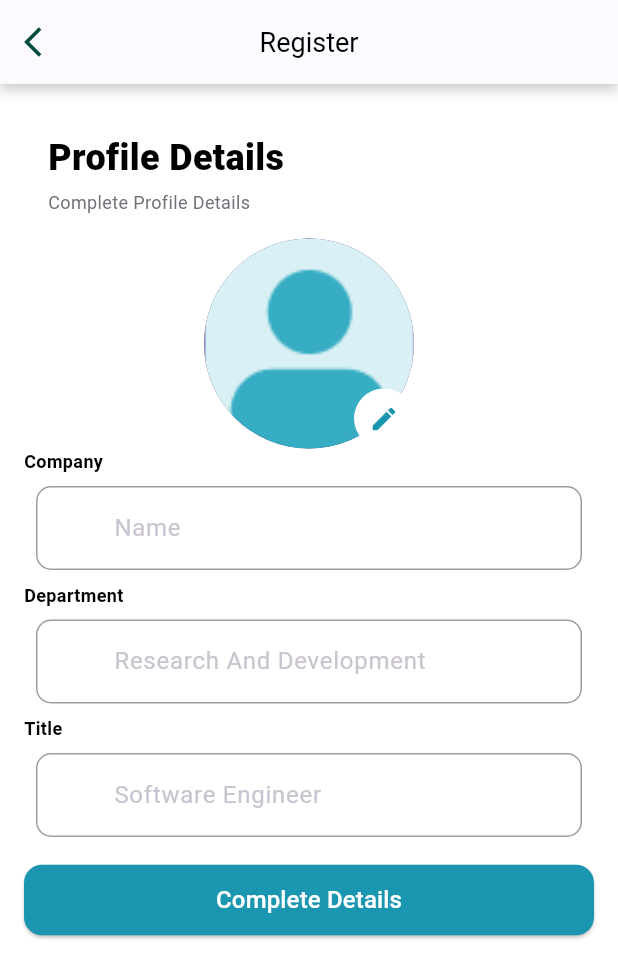
After one commit to Sprints-Flutter-Bootcamp-Projects/GPS-Attendance-App, a Flutter app: the CompleteDetailsPage screen opened directly, on a phone screen of 412 x 824 dp. The commit adds this screen. Shown: the top 978 px of the screen. Run offline on Flutter 3.47's test engine with Material 3 defaults, Android fonts, the phone set to English and light mode, and no system bars; our stand-ins replace cloud_firestore, firebase_auth, firebase_core, geolocator, google_maps_flutter, image_picker; accounts and stored records are empty.

Commit message:
modified page

```diff
--- a/lib/features/authentication/screens/account_type.dart
+++ b/lib/features/authentication/screens/account_type.dart
@@ -9,6 +9,7 @@ class AccountsPage extends StatelessWidget {
   @override
   Widget build(BuildContext context) {
     return Scaffold(
+      backgroundColor: Colors.white,
       appBar: CustomAppBar(title: "Register"),
       body: Padding(
         padding: EdgeInsets.all(16.0),
@@ -20,7 +21,7 @@ class AccountsPage extends StatelessWidget {
               children: [
                 Text(
                   "Account Type",
-                  style: TextStyle(fontSize: 24, fontWeight: FontWeight.bold),
+                  style: TextStyle(fontSize: 24, fontWeight: FontWeight.bold, color: Colors.black),
                 ),
                 Text(
                   "Choose the type of account you want to setup",
--- /dev/null
+++ b/lib/features/authentication/screens/company&department.dart
@@ -0,0 +1,149 @@
+import 'dart:io';
+
+import 'package:flutter/material.dart';
+import 'package:gps_attendance/core/utils/app_colors.dart';
+import 'package:gps_attendance/features/authentication/screens/login_screen.dart';
+import 'package:gps_attendance/features/authentication/widgets/page_desc.dart';
+import 'package:gps_attendance/widgets/appbar.dart';
+import 'package:gps_attendance/widgets/nice_button.dart';
+import 'package:gps_attendance/widgets/text_form_field.dart';
+import 'package:image_picker/image_picker.dart';
+
+class CompleteDetailsPage extends StatefulWidget {
+  const CompleteDetailsPage({super.key});
+
+  @override
+  State<CompleteDetailsPage> createState() => _CompleteDetailsPageState();
+}
+
+class _CompleteDetailsPageState extends State<CompleteDetailsPage> {
+
+
+  final TextEditingController _companyController = TextEditingController();
+  final TextEditingController _departmentController = TextEditingController();
+  final TextEditingController _titleController = TextEditingController();
+
+  File? _image;
+  final ImagePicker _picker = ImagePicker();
+
+  Future<void> _pickImage() async {
+    final XFile? pickedFile = await _picker.pickImage(source: ImageSource.gallery);
+    if (pickedFile != null) {
+      setState(() {
+        _image = File(pickedFile.path);
+      });
+    }
+  }
+
+  @override
+  Widget build(BuildContext context) {
+    return Scaffold(
+      backgroundColor: Colors.white,
+      appBar: CustomAppBar(title: 'Register'),
+      body: Padding(
+        padding: const EdgeInsets.all(16.0),
+        child: Column(
+          crossAxisAlignment: CrossAxisAlignment.start,
+                children: [
+        PageDesc(
+            title: 'Profile Details',
+            description: 'Complete Profile Details'),
+        SizedBox(
+          child: Center(
+            child: Stack(
+              alignment: AlignmentDirectional.center,
+              children: [
+                CircleAvatar(
+                  radius: 70,
+                  backgroundImage: _image != null
+                      ? FileImage(_image!)
+                      : AssetImage('assets/images/Avatar.png')
+                          as ImageProvider,
+                ),
+                 Positioned(
+              bottom: 0,
+              right: 0,
+              child: CircleAvatar(
+                backgroundColor: Colors.white,
+                radius: 20,
+                child: IconButton(
+                  onPressed: _pickImage,
+                  icon: Icon(Icons.edit, color: AppColors.primaryColor),
+                  tooltip: "Choose Profile Picture",
+                  iconSize: 20,
+                ),
+              ),
+            ),
+              ],
+            ),
+          ),
+        ),
+        Text(
+            "Company",
+            style: TextStyle(
+                fontSize: 12,
+                fontWeight: FontWeight.bold,
+                color: Colors.black),
+          ),
+          CustomTextField(
+            controller: _companyController,
+            label: "Name",
+            obsecureText: false,
+            isPassword: false,
+            validator: (value) {
+              if(value !=null && value.isEmpty){
+                return 'type your company';
+              }
+            },
+          ),
+          Text(
+            "Department",
+            style: TextStyle(
+                fontSize: 12,
+                fontWeight: FontWeight.bold,
+                color: Colors.black),
+          ),
+          CustomTextField(
+            controller: _departmentController,
+            label: "Research And Development",
+            obsecureText: false,
+            isPassword: false,
+            validator: (value) {
+              if(value !=null && value.isEmpty){
+                return 'type your department';
+              }
+            },
+          ),
+          Text(
+            "Title",
+            style: TextStyle(
+                fontSize: 12,
+                fontWeight: FontWeight.bold,
+                color: Colors.black),
+          ),
+          CustomTextField(
+            controller: _titleController,
+            label: "Software Engineer",
+            obsecureText: false,
+            isPassword: false,
+            validator: (value) {
+              if(value !=null && value.isEmpty){
+                return 'type your title';
+              }
+            },
+          ),
+          const SizedBox(height: 10),
+          niceButton(title: 'Complete Details',
+          onTap: (){
+            Navigator.push(
+                        context,
+                        MaterialPageRoute(
+                            builder: (context) => LoginScreen()),
+                      );
+          })
+                ],
+              ),
+      ),
+    );
+  }
+}
--- a/lib/features/authentication/widgets/account_card.dart
+++ b/lib/features/authentication/widgets/account_card.dart
@@ -7,7 +7,7 @@ Widget accountCard({required bool employee, required VoidCallback onTap}) {
   final textColor = employee ? Colors.white : Color.fromARGB(255, 26, 150, 177);
 
   final icon = employee
-      ? const Icon(Icons.person_2_rounded, size: 150, color: Colors.white)
+      ? const Icon(Icons.person, size: 150, color: Colors.white)
       : Icon(Icons.business_center_rounded, size: 150, color: textColor);
 
   final title = employee ? "Employee Account" : "Manager Account";
--- a/lib/features/authentication/widgets/page_desc.dart
+++ b/lib/features/authentication/widgets/page_desc.dart
@@ -20,7 +20,7 @@ class PageDesc extends StatelessWidget {
         children: [
           Text(
             title,
-            style: const TextStyle(fontSize: 24, fontWeight: FontWeight.w900),
+            style: const TextStyle(fontSize: 24, fontWeight: FontWeight.w900, color: Colors.black),
           ),
           const SizedBox(height: 4),
           Text(
--- a/lib/main.dart
+++ b/lib/main.dart
@@ -2,7 +2,11 @@ import 'package:firebase_core/firebase_core.dart';
 import 'package:flutter/material.dart';
 
 import 'package:gps_attendance/core/app.dart';
+import 'package:gps_attendance/features/authentication/screens/login_screen.dart';
+// import 'package:gps_attendance/screens/login_screen.dart';
+// import 'package:gps_attendance/screens/splash.dart';
 
+import 'features/onboarding/screens/splash.dart';
 import 'firebase_options.dart';
 
 void main() async {
@@ -12,3 +16,30 @@ void main() async {
   );
   runApp(const MyApp());
 }
+
+class MyApp extends StatelessWidget {
+  const MyApp({super.key});
+
+  @override
+  Widget build(BuildContext context) {
+    return MaterialApp(
+      title: 'GPS Attendance System',
+      debugShowCheckedModeBanner: false,
+      theme: ThemeData(
+        useMaterial3: true,
+        brightness: Brightness.dark,
+      ),
+      initialRoute:
+      // '/login',
+      '/splash',
+      routes: {
+        '/splash':(context) => SplashScreen(),
+        // '/login': (context) => LoginScreen(),
+        // '/signup': (context) => SignUpScreen(),
+        // '/user': (context) => const UserPanel(),
+        // '/moderator': (context) => const ModeratorPanel(),
+        // '/admin': (context) => const AdminPanel(),
+      },
+    );
+  }
+}
--- a/lib/widgets/text_form_field.dart
+++ b/lib/widgets/text_form_field.dart
@@ -4,7 +4,7 @@ import 'package:gps_attendance/core/utils/app_colors.dart';
 class CustomTextField extends StatefulWidget {
   final TextEditingController controller;
   final String label;
-  final IconData labelIcon;
+  final IconData? labelIcon;
   final String? Function(String?)? validator;
   final bool isPassword;
   bool obsecureText;
@@ -13,7 +13,7 @@ class CustomTextField extends StatefulWidget {
       {super.key,
       required this.controller,
       required this.label,
-      required this.labelIcon,
+      this.labelIcon,
       this.obsecureText = false,
       this.validator,
       this.isPassword = false});
@@ -72,6 +72,9 @@ class _CustomTextFieldState extends State<CustomTextField> {
         ),
         obscureText: widget.obsecureText,
         validator: widget.validator,
+        style: TextStyle(
+          color: Colors.black
+        ),
       ),
     );
   }
--- a/pubspec.yaml
+++ b/pubspec.yaml
@@ -17,6 +17,7 @@ dependencies:
   flutter_bloc: ^9.0.0
   geolocator: ^13.0.2
   google_maps_flutter: ^2.10.0
+  image_picker: ^1.1.2
   flutter:
     sdk: flutter
 
```
Also changed, not shown: lib/features/authentication/screens/signup_screen.dart (+10 -3 lines), assets/images/Avatar.png (added), pubspec.lock, 7 other files.
